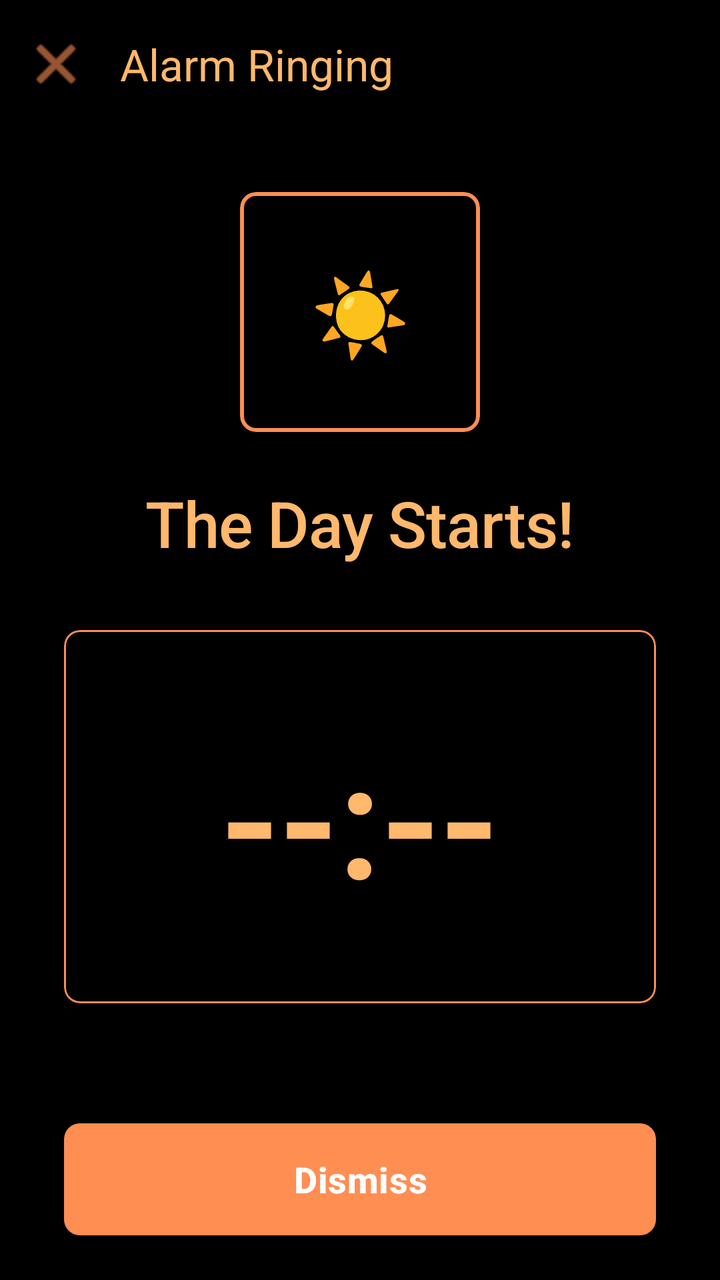
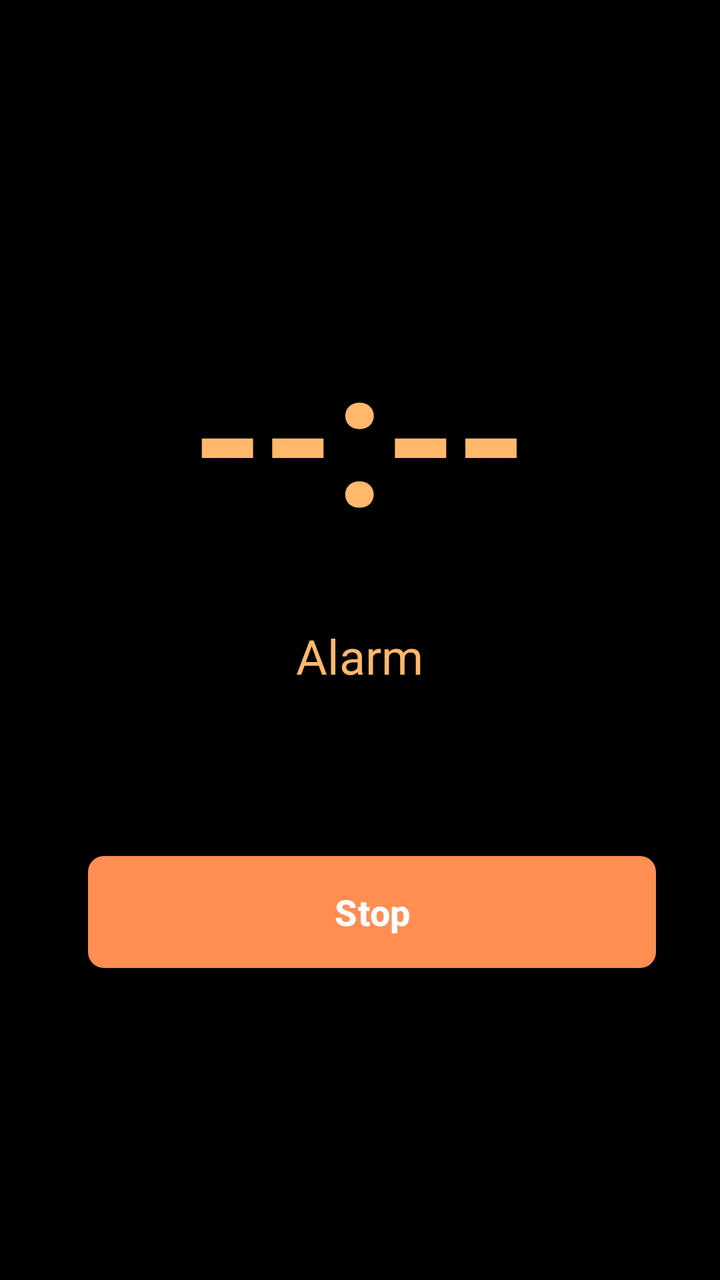

The first picture is an Android layout as it rendered before a commit; the second is the same layout after the commit. The layout source and the unified diff follow.
<!-- AndroidManifest.xml: application theme Theme.MyApplication -->
<!-- res/layout/activity_alarm.xml -->
<?xml version="1.0" encoding="utf-8"?>
<androidx.coordinatorlayout.widget.CoordinatorLayout 
    xmlns:android="http://schemas.android.com/apk/res/android"
    xmlns:app="http://schemas.android.com/apk/res-auto"
    xmlns:tools="http://schemas.android.com/tools"
    android:layout_width="match_parent"
    android:layout_height="match_parent"
    android:background="@drawable/gradient_astral_solar"
    android:fitsSystemWindows="true"
    tools:context=".MainActivity">

    
    <com.google.android.material.appbar.AppBarLayout
        android:layout_width="match_parent"
        android:layout_height="wrap_content"
        android:background="@android:color/transparent"
        app:elevation="0dp">

        <com.google.android.material.appbar.MaterialToolbar
            android:id="@+id/topAppBar"
            android:layout_width="match_parent"
            android:layout_height="?attr/actionBarSize"
            android:background="@android:color/transparent"
            app:navigationIcon="@android:drawable/ic_menu_close_clear_cancel"
            app:navigationIconTint="@color/md_theme_dark_primary"
            app:title="Alarm Ringing"
            app:titleTextColor="@color/md_theme_dark_onBackground"
            style="@style/Widget.Material3.Toolbar"/>

    </com.google.android.material.appbar.AppBarLayout>

    
    <androidx.core.widget.NestedScrollView
        android:layout_width="match_parent"
        android:layout_height="match_parent"
        android:fillViewport="true"
        app:layout_behavior="@string/appbar_scrolling_view_behavior">

        <LinearLayout
            android:layout_width="match_parent"
            android:layout_height="match_parent"
            android:orientation="vertical"
            android:gravity="center"
            android:padding="32dp">

            
            <com.google.android.material.card.MaterialCardView
                android:layout_width="120dp"
                android:layout_height="120dp"
                app:cardBackgroundColor="@android:color/transparent"
                app:cardCornerRadius="8dp"
                app:cardElevation="0dp"
                app:strokeWidth="2dp"
                app:strokeColor="@color/glass_border"
                android:background="@drawable/gradient_sunrise"
                android:layout_marginBottom="@dimen/spacing_xlarge">

                <TextView
                    android:id="@+id/sunEmojiTextView"
                    android:layout_width="match_parent"
                    android:layout_height="match_parent"
                    android:text="☀️"
                    android:textSize="@dimen/emoji_size_xlarge"
                    android:gravity="center"
                    android:maxLines="1"/>

            </com.google.android.material.card.MaterialCardView>

            
            <TextView
                android:id="@+id/dayStartsTextView"
                android:layout_width="wrap_content"
                android:layout_height="wrap_content"
                android:text="The Day Starts!"
                android:textAppearance="@style/TextAppearance.Rooster.HeadlineLarge"
                android:textColor="@color/text_on_glass_primary"
                android:layout_marginBottom="@dimen/spacing_xxlarge"
                android:gravity="center"
                android:maxLines="2"
                android:ellipsize="end"/>

            
            <com.google.android.material.card.MaterialCardView
                android:layout_width="match_parent"
                android:layout_height="wrap_content"
                app:cardBackgroundColor="@android:color/transparent"
                app:cardCornerRadius="8dp"
                app:cardElevation="0dp"
                app:strokeWidth="1dp"
                app:strokeColor="@color/glass_border"
                android:background="@drawable/glass_card_background"
                android:layout_marginBottom="56dp">

                <RelativeLayout
                    android:id="@+id/progress_layout"
                    android:layout_width="match_parent"
                    android:layout_height="wrap_content"
                    android:padding="40dp">

                    
                    <ProgressBar
                        android:id="@+id/progress_cycle"
                        style="?android:attr/progressBarStyleHorizontal"
                        android:layout_width="match_parent"
                        android:layout_height="match_parent"
                        android:layout_centerInParent="true"
                        android:indeterminate="false"
                        android:progressDrawable="@drawable/progress_circular"
                        android:max="100"
                        android:progress="0"/>

                    
                    <TextView
                        android:id="@+id/progress_text"
                        android:layout_width="wrap_content"
                        android:layout_height="wrap_content"
                        android:layout_centerInParent="true"
                        android:text="--:--"
                        android:textColor="@color/text_on_glass_primary"
                        android:textSize="@dimen/text_time_display_medium"
                        android:textStyle="bold"
                        android:fontFamily="sans-serif-light"
                        android:maxLines="1"
                        android:ellipsize="none"/>

                </RelativeLayout>

            </com.google.android.material.card.MaterialCardView>

            
            <View
                android:layout_width="match_parent"
                android:layout_height="0dp"
                android:layout_weight="1"/>

            
            <com.google.android.material.button.MaterialButton
                android:id="@+id/dismissButton"
                android:layout_width="match_parent"
                android:layout_height="64dp"
                android:text="Dismiss"
                android:textSize="18sp"
                android:textStyle="bold"
                android:textColor="@color/white"
                app:backgroundTint="@color/md_theme_dark_primary"
                app:cornerRadius="8dp"
                app:elevation="0dp"
                android:layout_marginBottom="20dp"
                style="@style/Widget.Rooster.Button.Filled"/>

            
            <com.google.android.material.button.MaterialButton
                android:id="@+id/snoozeButton"
                android:layout_width="match_parent"
                android:layout_height="64dp"
                android:text="Snooze"
                android:textSize="18sp"
                android:textStyle="bold"
                android:textColor="@color/md_theme_dark_onPrimaryContainer"
                app:backgroundTint="@color/md_theme_dark_primaryContainer"
                app:cornerRadius="8dp"
                app:elevation="0dp"
                android:layout_marginBottom="20dp"
                android:visibility="gone"
                style="@style/Widget.Rooster.Button.Filled"/>

            
            <com.google.android.material.card.MaterialCardView
                android:layout_width="match_parent"
                android:layout_height="wrap_content"
                app:cardBackgroundColor="@android:color/transparent"
                app:cardCornerRadius="8dp"
                app:cardElevation="0dp"
                app:strokeWidth="1dp"
                app:strokeColor="@color/glass_border"
                android:background="@drawable/glass_card_background">

                <LinearLayout
                    android:layout_width="match_parent"
                    android:layout_height="wrap_content"
                    android:orientation="vertical"
                    android:padding="24dp">

                    <TextView
                        android:id="@+id/slideText"
                        android:layout_width="match_parent"
                        android:layout_height="wrap_content"
                        android:text="Slide to stop the alarm"
                        android:textAppearance="@style/TextAppearance.Material3.TitleMedium"
                        android:textColor="@color/md_theme_dark_onSurface"
                        android:gravity="center"
                        android:layout_marginBottom="16dp"/>

                    <SeekBar
                        android:id="@+id/seekBar"
                        android:layout_width="match_parent"
                        android:layout_height="wrap_content"
                        android:max="100"
                        android:progress="0"
                        android:thumb="@drawable/seekbar_thumb"
                        android:progressBackgroundTint="@color/md_theme_dark_surfaceVariant"
                        android:progressTint="@color/md_theme_dark_primaryContainer"
                        android:paddingHorizontal="8dp"/>

                </LinearLayout>

            </com.google.android.material.card.MaterialCardView>

        </LinearLayout>

    </androidx.core.widget.NestedScrollView>

</androidx.coordinatorlayout.widget.CoordinatorLayout>
<!-- resources referenced by this layout -->
<resources>
  <color name="glass_border">#FF8E53</color>
  <color name="md_theme_dark_onSurface">#FFB86C</color>
  <color name="md_theme_dark_primary">#FF8E53</color>
  <color name="text_on_glass_primary">#FFB86C</color>
  <color name="white">#FFFFFFFF</color>
  <dimen name="emoji_size_xlarge">56sp</dimen>
  <dimen name="spacing_xlarge">24dp</dimen>
  <dimen name="spacing_xxlarge">32dp</dimen>
  <dimen name="text_time_display_medium">80sp</dimen>
  <!-- drawable glass_card_background (drawable) -->
  <?xml version="1.0" encoding="utf-8"?>
  <shape xmlns:android="http://schemas.android.com/apk/res/android"
      android:shape="rectangle">
      
      <solid android:color="@color/card_background_minimal"/>
      
      <stroke
          android:width="0.5dp"
          android:color="@color/card_border_minimal" />
      <corners android:radius="8dp"/>
  </shape>
  <!-- drawable gradient_sunrise (drawable) -->
  <?xml version="1.0" encoding="utf-8"?>
  <shape xmlns:android="http://schemas.android.com/apk/res/android"
      android:shape="rectangle">
      
      <solid android:color="@color/md_theme_dark_background" />
      <stroke
          android:width="0.5dp"
          android:color="@color/sunrise" />
      <corners android:radius="8dp" />
  </shape>
  <!-- drawable progress_circular (drawable) -->
  <?xml version="1.0" encoding="utf-8"?>
  <layer-list xmlns:android="http://schemas.android.com/apk/res/android">
      <item android:id="@android:id/background">
          <shape
              android:shape="ring"
              android:innerRadiusRatio="2.5"
              android:thickness="16dp"
              android:useLevel="false">
              <solid android:color="@color/md_theme_dark_background"/>
          </shape>
      </item>
      <item android:id="@android:id/progress">
          <rotate
              android:fromDegrees="270"
              android:toDegrees="270">
              <shape
                  android:shape="ring"
                  android:innerRadiusRatio="2.5"
                  android:thickness="16dp"
                  android:useLevel="true">
                  <gradient
                      android:angle="0"
                      android:startColor="@color/gradient_start_cosmic"
                      android:centerColor="@color/gradient_end_sunrise"
                      android:endColor="@color/gradient_golden"
                      android:type="sweep"/>
              </shape>
          </rotate>
      </item>
  </layer-list>
  <!-- drawable seekbar_thumb (drawable) -->
  <?xml version="1.0" encoding="utf-8"?>
  <shape xmlns:android="http://schemas.android.com/apk/res/android"
      android:shape="oval">
      <solid android:color="@color/md_theme_dark_primary"/>
      <size
          android:width="32dp"
          android:height="32dp"/>
      <stroke
          android:width="4dp"
          android:color="@color/md_theme_dark_onPrimary"/>
  </shape>
  <style name="TextAppearance.Rooster.HeadlineLarge" parent="TextAppearance.Material3.HeadlineLarge">
          <item name="android:fontFamily">sans-serif-medium</item>
          <item name="fontFamily">sans-serif-medium</item>
          <item name="android:letterSpacing">-0.01</item>
      </style>
  <color name="card_background_minimal">#000000</color>
  <color name="card_border_minimal">#FF8E53</color>
  <color name="md_theme_dark_background">#000000</color>
  <color name="sunrise">#FF8E53</color>
  <color name="gradient_start_cosmic">#000000</color>
  <color name="gradient_end_sunrise">#000000</color>
  <color name="gradient_golden">#FFB86C</color>
  <color name="md_theme_dark_onPrimary">#FFFFFF</color>
  <color name="md_theme_dark_secondary">#FFB86C</color>
  <color name="md_theme_dark_onSecondary">#1C0F0A</color>
  <color name="md_theme_dark_tertiary">#FFD89C</color>
  <color name="md_theme_dark_onTertiary">#1C0F0A</color>
  <color name="md_theme_dark_error">#FFB4AB</color>
  <color name="md_theme_dark_onError">#690005</color>
  <color name="md_theme_dark_surface">#000000</color>
  <color name="md_theme_dark_outline">#FF8E53</color>
  <!-- unchanged entries left out for length: 19 -->
</resources>

<!-- the commit's change to res/layout/activity_alarm.xml (unified diff, before → after) -->
@@ -10,149 +10,53 @@
     tools:context=".MainActivity">
 
     
-    <com.google.android.material.appbar.AppBarLayout
-        android:layout_width="match_parent"
-        android:layout_height="wrap_content"
-        android:background="@android:color/transparent"
-        app:elevation="0dp">
-
-        <com.google.android.material.appbar.MaterialToolbar
-            android:id="@+id/topAppBar"
-            android:layout_width="match_parent"
-            android:layout_height="?attr/actionBarSize"
-            android:background="@android:color/transparent"
-            app:navigationIcon="@android:drawable/ic_menu_close_clear_cancel"
-            app:navigationIconTint="@color/md_theme_dark_primary"
-            app:title="Alarm Ringing"
-            app:titleTextColor="@color/md_theme_dark_onBackground"
-            style="@style/Widget.Material3.Toolbar"/>
-
-    </com.google.android.material.appbar.AppBarLayout>
-
-    
-    <androidx.core.widget.NestedScrollView
+    <LinearLayout
         android:layout_width="match_parent"
         android:layout_height="match_parent"
-        android:fillViewport="true"
-        app:layout_behavior="@string/appbar_scrolling_view_behavior">
+        android:orientation="vertical"
+        android:gravity="center"
+        android:padding="32dp">
 
+        
+        <TextView
+            android:id="@+id/timeDisplay"
+            android:layout_width="wrap_content"
+            android:layout_height="wrap_content"
+            android:text="--:--"
+            android:textColor="@color/text_on_glass_primary"
+            android:textSize="96sp"
+            android:textStyle="bold"
+            android:fontFamily="sans-serif-light"
+            android:gravity="center"
+            android:layout_marginBottom="32dp"/>
+
+        
+        <TextView
+            android:id="@+id/alarmName"
+            android:layout_width="wrap_content"
+            android:layout_height="wrap_content"
+            android:text="Alarm"
+            android:textColor="@color/text_on_glass_primary"
+            android:textSize="24sp"
+            android:gravity="center"
+            android:layout_marginBottom="48dp"
+            android:maxLines="1"
+            android:ellipsize="end"/>
+
+        
         <LinearLayout
             android:layout_width="match_parent"
-            android:layout_height="match_parent"
-            android:orientation="vertical"
+            android:layout_height="wrap_content"
+            android:orientation="horizontal"
             android:gravity="center"
-            android:padding="32dp">
-
-            
-            <com.google.android.material.card.MaterialCardView
-                android:layout_width="120dp"
-                android:layout_height="120dp"
-                app:cardBackgroundColor="@android:color/transparent"
-                app:cardCornerRadius="8dp"
-                app:cardElevation="0dp"
-                app:strokeWidth="2dp"
-                app:strokeColor="@color/glass_border"
-                android:background="@drawable/gradient_sunrise"
-                android:layout_marginBottom="@dimen/spacing_xlarge">
-
-                <TextView
-                    android:id="@+id/sunEmojiTextView"
-                    android:layout_width="match_parent"
-                    android:layout_height="match_parent"
-                    android:text="☀️"
-                    android:textSize="@dimen/emoji_size_xlarge"
-                    android:gravity="center"
-                    android:maxLines="1"/>
-
-            </com.google.android.material.card.MaterialCardView>
-
-            
-            <TextView
-                android:id="@+id/dayStartsTextView"
-                android:layout_width="wrap_content"
-                android:layout_height="wrap_content"
-                android:text="The Day Starts!"
-                android:textAppearance="@style/TextAppearance.Rooster.HeadlineLarge"
-                android:textColor="@color/text_on_glass_primary"
-                android:layout_marginBottom="@dimen/spacing_xxlarge"
-                android:gravity="center"
-                android:maxLines="2"
-                android:ellipsize="end"/>
-
-            
-            <com.google.android.material.card.MaterialCardView
-                android:layout_width="match_parent"
-                android:layout_height="wrap_content"
-                app:cardBackgroundColor="@android:color/transparent"
-                app:cardCornerRadius="8dp"
-                app:cardElevation="0dp"
-                app:strokeWidth="1dp"
-                app:strokeColor="@color/glass_border"
-                android:background="@drawable/glass_card_background"
-                android:layout_marginBottom="56dp">
-
-                <RelativeLayout
-                    android:id="@+id/progress_layout"
-                    android:layout_width="match_parent"
-                    android:layout_height="wrap_content"
-                    android:padding="40dp">
-
-                    
-                    <ProgressBar
-                        android:id="@+id/progress_cycle"
-                        style="?android:attr/progressBarStyleHorizontal"
-                        android:layout_width="match_parent"
-                        android:layout_height="match_parent"
-                        android:layout_centerInParent="true"
-                        android:indeterminate="false"
-                        android:progressDrawable="@drawable/progress_circular"
-                        android:max="100"
-                        android:progress="0"/>
-
-                    
-                    <TextView
-                        android:id="@+id/progress_text"
-                        android:layout_width="wrap_content"
-                        android:layout_height="wrap_content"
-                        android:layout_centerInParent="true"
-                        android:text="--:--"
-                        android:textColor="@color/text_on_glass_primary"
-                        android:textSize="@dimen/text_time_display_medium"
-                        android:textStyle="bold"
-                        android:fontFamily="sans-serif-light"
-                        android:maxLines="1"
-                        android:ellipsize="none"/>
-
-                </RelativeLayout>
-
-            </com.google.android.material.card.MaterialCardView>
-
-            
-            <View
-                android:layout_width="match_parent"
-                android:layout_height="0dp"
-                android:layout_weight="1"/>
-
-            
-            <com.google.android.material.button.MaterialButton
-                android:id="@+id/dismissButton"
-                android:layout_width="match_parent"
-                android:layout_height="64dp"
-                android:text="Dismiss"
-                android:textSize="18sp"
-                android:textStyle="bold"
-                android:textColor="@color/white"
-                app:backgroundTint="@color/md_theme_dark_primary"
-                app:cornerRadius="8dp"
-                app:elevation="0dp"
-                android:layout_marginBottom="20dp"
-                style="@style/Widget.Rooster.Button.Filled"/>
+            android:layout_marginTop="32dp">
 
             
             <com.google.android.material.button.MaterialButton
                 android:id="@+id/snoozeButton"
-                android:layout_width="match_parent"
+                android:layout_width="0dp"
                 android:layout_height="64dp"
+                android:layout_weight="1"
                 android:text="Snooze"
                 android:textSize="18sp"
                 android:textStyle="bold"
@@ -160,54 +64,37 @@
                 app:backgroundTint="@color/md_theme_dark_primaryContainer"
                 app:cornerRadius="8dp"
                 app:elevation="0dp"
-                android:layout_marginBottom="20dp"
+                android:layout_marginEnd="12dp"
                 android:visibility="gone"
                 style="@style/Widget.Rooster.Button.Filled"/>
 
             
-            <com.google.android.material.card.MaterialCardView
-                android:layout_width="match_parent"
-                android:layout_height="wrap_content"
-                app:cardBackgroundColor="@android:color/transparent"
-                app:cardCornerRadius="8dp"
-                app:cardElevation="0dp"
-                app:strokeWidth="1dp"
-                app:strokeColor="@color/glass_border"
-                android:background="@drawable/glass_card_background">
-
-                <LinearLayout
-                    android:layout_width="match_parent"
-                    android:layout_height="wrap_content"
-                    android:orientation="vertical"
-                    android:padding="24dp">
-
-                    <TextView
-                        android:id="@+id/slideText"
-                        android:layout_width="match_parent"
-                        android:layout_height="wrap_content"
-                        android:text="Slide to stop the alarm"
-                        android:textAppearance="@style/TextAppearance.Material3.TitleMedium"
-                        android:textColor="@color/md_theme_dark_onSurface"
-                        android:gravity="center"
-                        android:layout_marginBottom="16dp"/>
-
-                    <SeekBar
-                        android:id="@+id/seekBar"
-                        android:layout_width="match_parent"
-                        android:layout_height="wrap_content"
-                        android:max="100"
-                        android:progress="0"
-                        android:thumb="@drawable/seekbar_thumb"
-                        android:progressBackgroundTint="@color/md_theme_dark_surfaceVariant"
-                        android:progressTint="@color/md_theme_dark_primaryContainer"
-                        android:paddingHorizontal="8dp"/>
-
-                </LinearLayout>
-
-            </com.google.android.material.card.MaterialCardView>
+            <com.google.android.material.button.MaterialButton
+                android:id="@+id/dismissButton"
+                android:layout_width="0dp"
+                android:layout_height="64dp"
+                android:layout_weight="1"
+                android:text="Stop"
+                android:textSize="18sp"
+                android:textStyle="bold"
+                android:textColor="@color/white"
+                app:backgroundTint="@color/md_theme_dark_primary"
+                app:cornerRadius="8dp"
+                app:elevation="0dp"
+                android:layout_marginStart="12dp"
+                style="@style/Widget.Rooster.Button.Filled"/>
 
         </LinearLayout>
 
-    </androidx.core.widget.NestedScrollView>
+        
+        <SeekBar
+            android:id="@+id/seekBar"
+            android:layout_width="0dp"
+            android:layout_height="0dp"
+            android:visibility="gone"
+            android:max="100"
+            android:progress="0"/>
+
+    </LinearLayout>
 
 </androidx.coordinatorlayout.widget.CoordinatorLayout>
<!-- resource entries referenced after the edit -->
@@ -1,92 +1,10 @@
 <!-- resources referenced by this layout -->
 <resources>
-  <color name="glass_border">#FF8E53</color>
   <color name="md_theme_dark_onSurface">#FFB86C</color>
   <color name="md_theme_dark_primary">#FF8E53</color>
   <color name="text_on_glass_primary">#FFB86C</color>
   <color name="white">#FFFFFFFF</color>
-  <dimen name="emoji_size_xlarge">56sp</dimen>
-  <dimen name="spacing_xlarge">24dp</dimen>
-  <dimen name="spacing_xxlarge">32dp</dimen>
-  <dimen name="text_time_display_medium">80sp</dimen>
-  <!-- drawable glass_card_background (drawable) -->
-  <?xml version="1.0" encoding="utf-8"?>
-  <shape xmlns:android="http://schemas.android.com/apk/res/android"
-      android:shape="rectangle">
-      
-      <solid android:color="@color/card_background_minimal"/>
-      
-      <stroke
-          android:width="0.5dp"
-          android:color="@color/card_border_minimal" />
-      <corners android:radius="8dp"/>
-  </shape>
-  <!-- drawable gradient_sunrise (drawable) -->
-  <?xml version="1.0" encoding="utf-8"?>
-  <shape xmlns:android="http://schemas.android.com/apk/res/android"
-      android:shape="rectangle">
-      
-      <solid android:color="@color/md_theme_dark_background" />
-      <stroke
-          android:width="0.5dp"
-          android:color="@color/sunrise" />
-      <corners android:radius="8dp" />
-  </shape>
-  <!-- drawable progress_circular (drawable) -->
-  <?xml version="1.0" encoding="utf-8"?>
-  <layer-list xmlns:android="http://schemas.android.com/apk/res/android">
-      <item android:id="@android:id/background">
-          <shape
-              android:shape="ring"
-              android:innerRadiusRatio="2.5"
-              android:thickness="16dp"
-              android:useLevel="false">
-              <solid android:color="@color/md_theme_dark_background"/>
-          </shape>
-      </item>
-      <item android:id="@android:id/progress">
-          <rotate
-              android:fromDegrees="270"
-              android:toDegrees="270">
-              <shape
-                  android:shape="ring"
-                  android:innerRadiusRatio="2.5"
-                  android:thickness="16dp"
-                  android:useLevel="true">
-                  <gradient
-                      android:angle="0"
-                      android:startColor="@color/gradient_start_cosmic"
-                      android:centerColor="@color/gradient_end_sunrise"
-                      android:endColor="@color/gradient_golden"
-                      android:type="sweep"/>
-              </shape>
-          </rotate>
-      </item>
-  </layer-list>
-  <!-- drawable seekbar_thumb (drawable) -->
-  <?xml version="1.0" encoding="utf-8"?>
-  <shape xmlns:android="http://schemas.android.com/apk/res/android"
-      android:shape="oval">
-      <solid android:color="@color/md_theme_dark_primary"/>
-      <size
-          android:width="32dp"
-          android:height="32dp"/>
-      <stroke
-          android:width="4dp"
-          android:color="@color/md_theme_dark_onPrimary"/>
-  </shape>
-  <style name="TextAppearance.Rooster.HeadlineLarge" parent="TextAppearance.Material3.HeadlineLarge">
-          <item name="android:fontFamily">sans-serif-medium</item>
-          <item name="fontFamily">sans-serif-medium</item>
-          <item name="android:letterSpacing">-0.01</item>
-      </style>
-  <color name="card_background_minimal">#000000</color>
-  <color name="card_border_minimal">#FF8E53</color>
   <color name="md_theme_dark_background">#000000</color>
-  <color name="sunrise">#FF8E53</color>
-  <color name="gradient_start_cosmic">#000000</color>
-  <color name="gradient_end_sunrise">#000000</color>
-  <color name="gradient_golden">#FFB86C</color>
   <color name="md_theme_dark_onPrimary">#FFFFFF</color>
   <color name="md_theme_dark_secondary">#FFB86C</color>
   <color name="md_theme_dark_onSecondary">#1C0F0A</color>
